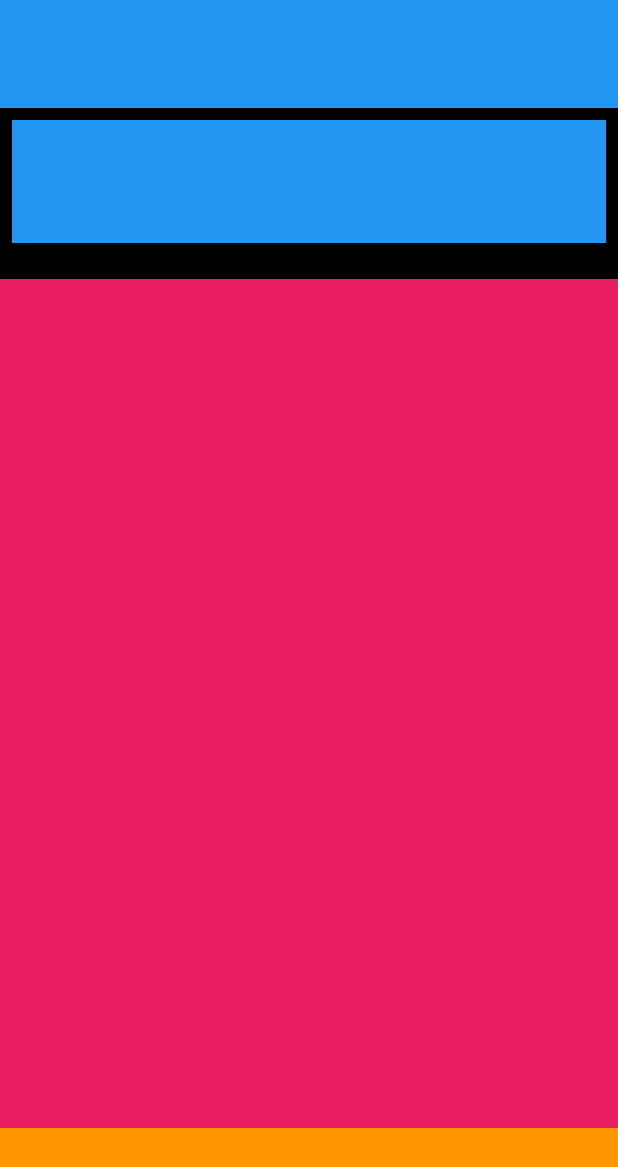
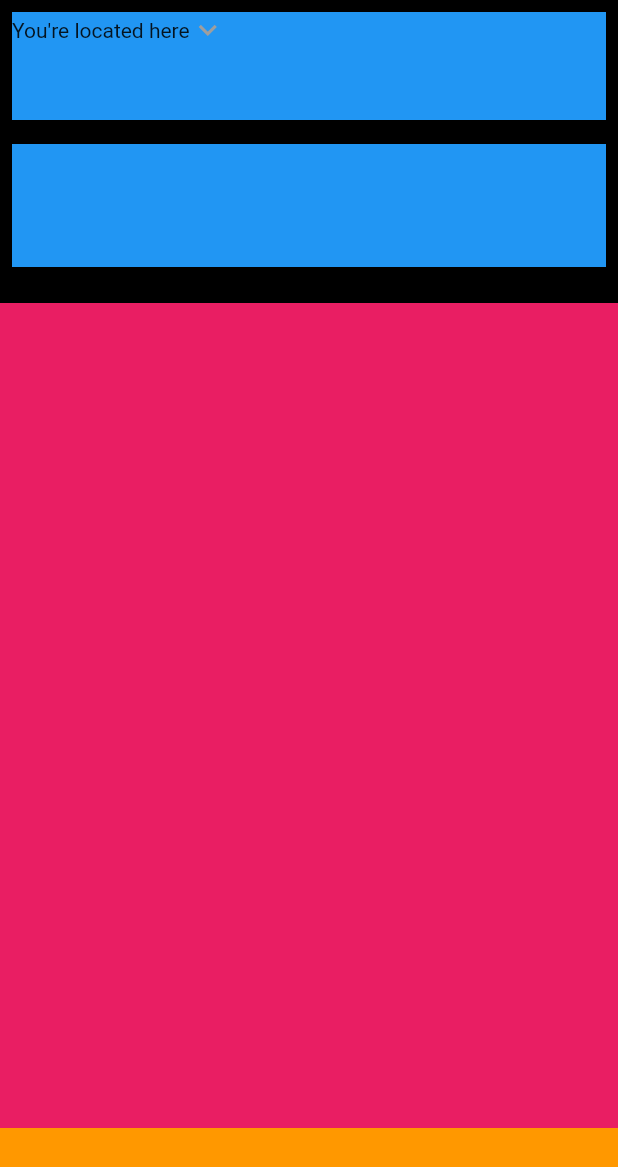
Before and after one commit to JAICHANGPARK/flutter_notebook_17th_story, a Flutter app: the screen it shows after launch, on a phone screen of 412 x 824 dp. Shown: the top 1167 px of the screen. Run offline on Flutter 3.47's test engine with Material 2 defaults, Android fonts, the phone set to English and light mode, and no system bars; our stand-ins replace cached_network_image, fl_chart, flutter_riverpod, freezed_annotation, ionicons, percent_indicator.

Commit message:
Update real_estate_main_page.dart

```diff
--- a/lib/ep1018_real_estate_app/src/ui/real_estate_main_page.dart
+++ b/lib/ep1018_real_estate_app/src/ui/real_estate_main_page.dart
@@ -12,11 +12,32 @@ class _RealEstateMainPageState extends State<RealEstateMainPage> {
   Widget build(BuildContext context) {
     return Scaffold(
       backgroundColor: Colors.black,
-      body: Column(
+      body: SafeArea(
+        child: Column(
           children: [
-          Container(
+            Padding(
+              padding: const EdgeInsets.all(8.0),
+              child: Container(
                 height: 72,
                 decoration: const BoxDecoration(color: Colors.blue),
+                child: Row(
+                  children: [
+                    Column(
+                      children: [
+                        Row(
+                          children: [
+                            Text("You're located here"),
+                            Icon(
+                              Icons.keyboard_arrow_down,
+                              color: Colors.grey,
+                            ),
+                          ],
+                        )
+                      ],
+                    )
+                  ],
+                ),
+              ),
             ),
             Padding(
               padding: const EdgeInsets.all(8.0),
@@ -36,6 +57,7 @@ class _RealEstateMainPageState extends State<RealEstateMainPage> {
             )
           ],
         ),
+      ),
     );
   }
 }
```
Lines whose indentation alone changed are shown as unchanged.
